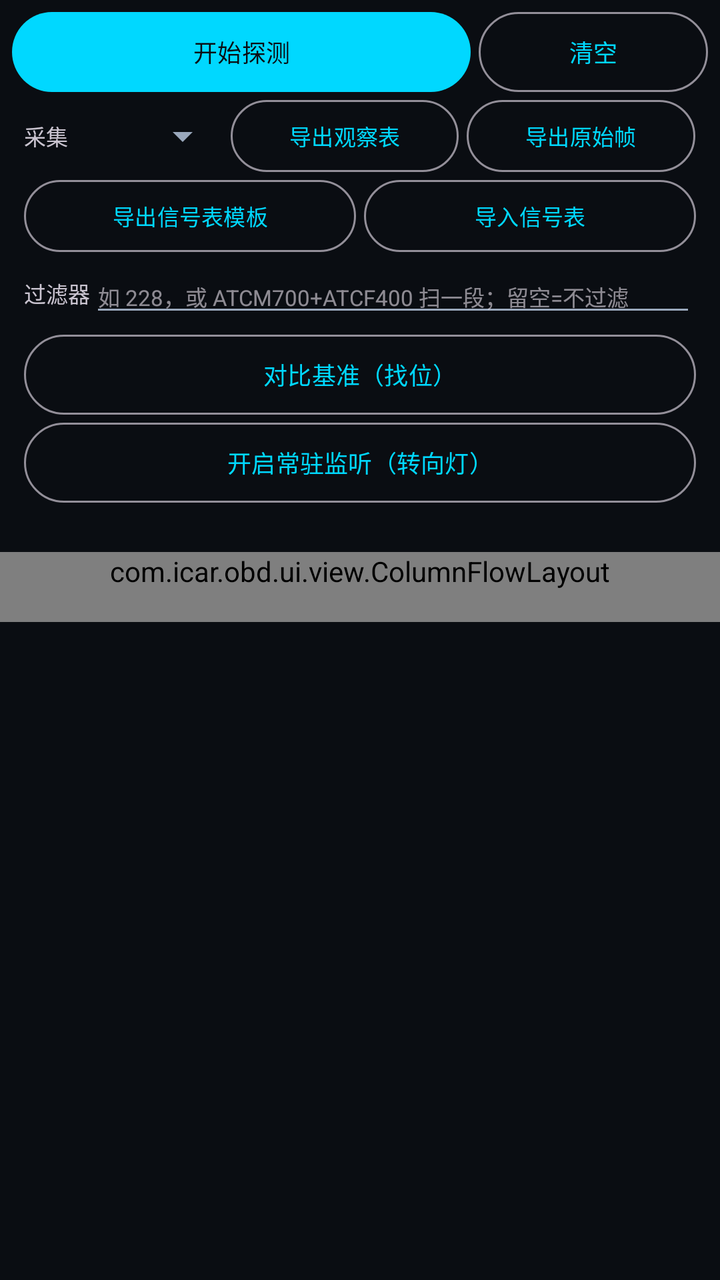
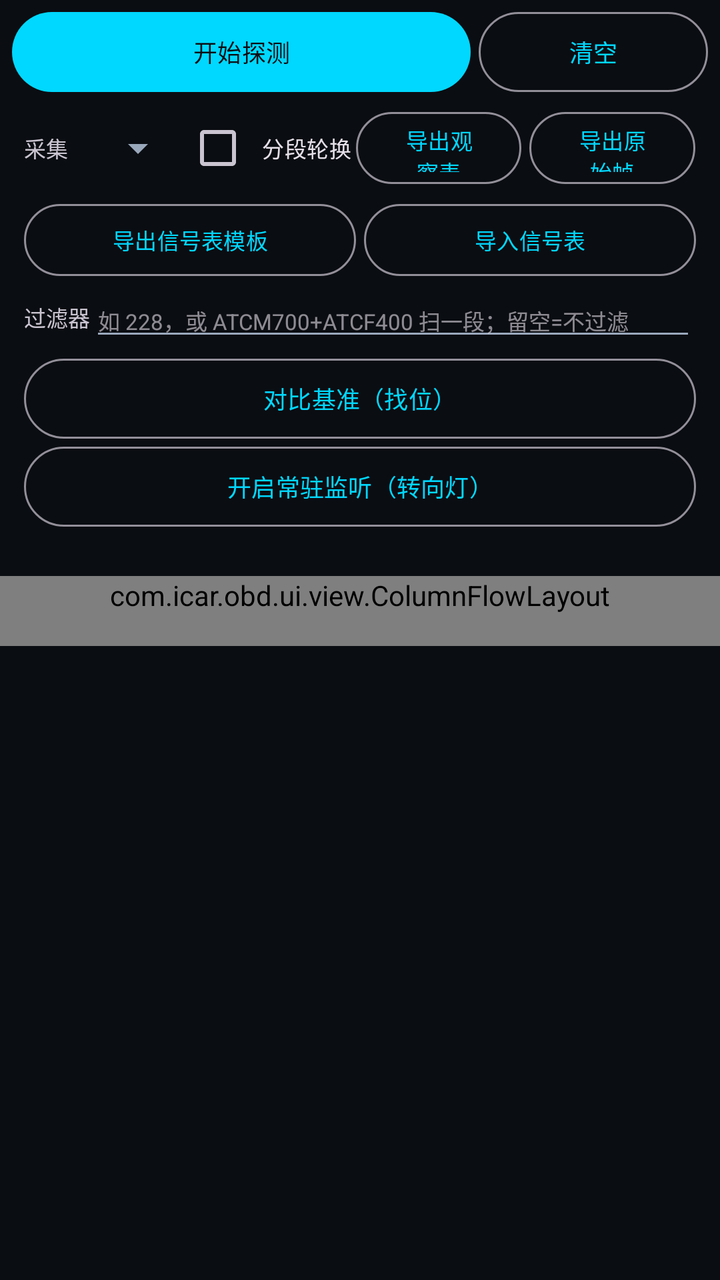

The first picture is an Android layout as it rendered before a commit; the second is the same layout after the commit. The layout source and the unified diff follow.
<!-- AndroidManifest.xml: application theme Theme.ICarOBD -->
<!-- res/layout/activity_can_sniffer.xml -->
<?xml version="1.0" encoding="utf-8"?>
<LinearLayout xmlns:android="http://schemas.android.com/apk/res/android"
    xmlns:app="http://schemas.android.com/apk/res-auto"
    android:layout_width="match_parent"
    android:layout_height="match_parent"
    android:background="@color/bg"
    android:orientation="vertical">

    <LinearLayout
        android:layout_width="match_parent"
        android:layout_height="wrap_content"
        android:orientation="horizontal"
        android:paddingStart="6dp"
        android:paddingTop="6dp"
        android:paddingEnd="6dp">

        <com.google.android.material.button.MaterialButton
            android:id="@+id/btnSniffToggle"
            android:layout_width="0dp"
            android:layout_height="40dp"
            android:layout_weight="2"
            android:insetTop="0dp"
            android:insetBottom="0dp"
            android:minWidth="0dp"
            android:text="开始探测"
            android:textSize="12sp" />

        <com.google.android.material.button.MaterialButton
            android:id="@+id/btnSniffClear"
            style="@style/Widget.Material3.Button.OutlinedButton"
            android:layout_width="0dp"
            android:layout_height="40dp"
            android:layout_marginStart="4dp"
            android:layout_weight="1"
            android:insetTop="0dp"
            android:insetBottom="0dp"
            android:minWidth="0dp"
            android:paddingStart="4dp"
            android:paddingEnd="4dp"
            android:text="清空"
            android:textSize="12sp" />
    </LinearLayout>

    <LinearLayout
        android:layout_width="match_parent"
        android:layout_height="wrap_content"
        android:gravity="center_vertical"
        android:orientation="horizontal"
        android:paddingStart="12dp"
        android:paddingTop="4dp"
        android:paddingEnd="12dp">

        <TextView
            android:layout_width="wrap_content"
            android:layout_height="wrap_content"
            android:text="采集"
            android:textSize="11sp" />

        <Spinner
            android:id="@+id/spSniffDuration"
            android:layout_width="0dp"
            android:layout_height="wrap_content"
            android:layout_weight="1"
            android:paddingStart="4dp" />

        <com.google.android.material.button.MaterialButton
            android:id="@+id/btnSniffExportAgg"
            style="@style/Widget.Material3.Button.OutlinedButton"
            android:layout_width="0dp"
            android:layout_height="36dp"
            android:layout_weight="1.4"
            android:insetTop="0dp"
            android:insetBottom="0dp"
            android:minWidth="0dp"
            android:paddingStart="2dp"
            android:paddingEnd="2dp"
            android:text="导出观察表"
            android:textSize="11sp" />

        <com.google.android.material.button.MaterialButton
            android:id="@+id/btnSniffExportRaw"
            style="@style/Widget.Material3.Button.OutlinedButton"
            android:layout_width="0dp"
            android:layout_height="36dp"
            android:layout_marginStart="4dp"
            android:layout_weight="1.4"
            android:insetTop="0dp"
            android:insetBottom="0dp"
            android:minWidth="0dp"
            android:paddingStart="2dp"
            android:paddingEnd="2dp"
            android:text="导出原始帧"
            android:textSize="11sp" />
    </LinearLayout>

    
    <LinearLayout
        android:layout_width="match_parent"
        android:layout_height="wrap_content"
        android:gravity="center_vertical"
        android:orientation="horizontal"
        android:paddingStart="12dp"
        android:paddingTop="4dp"
        android:paddingEnd="12dp">

        <com.google.android.material.button.MaterialButton
            android:id="@+id/btnSniffExportTemplate"
            style="@style/Widget.Material3.Button.OutlinedButton"
            android:layout_width="0dp"
            android:layout_height="36dp"
            android:layout_weight="1.4"
            android:insetTop="0dp"
            android:insetBottom="0dp"
            android:minWidth="0dp"
            android:paddingStart="2dp"
            android:paddingEnd="2dp"
            android:text="导出信号表模板"
            android:textSize="11sp" />

        <com.google.android.material.button.MaterialButton
            android:id="@+id/btnSniffImportSignal"
            style="@style/Widget.Material3.Button.OutlinedButton"
            android:layout_width="0dp"
            android:layout_height="36dp"
            android:layout_marginStart="4dp"
            android:layout_weight="1.4"
            android:insetTop="0dp"
            android:insetBottom="0dp"
            android:minWidth="0dp"
            android:paddingStart="2dp"
            android:paddingEnd="2dp"
            android:text="导入信号表"
            android:textSize="11sp" />
    </LinearLayout>
    <LinearLayout
        android:layout_width="match_parent"
        android:layout_height="wrap_content"
        android:gravity="center_vertical"
        android:orientation="horizontal"
        android:paddingStart="12dp"
        android:paddingTop="4dp"
        android:paddingEnd="12dp">

        <TextView
            android:layout_width="wrap_content"
            android:layout_height="wrap_content"
            android:text="过滤器"
            android:textSize="11sp" />

        <EditText
            android:id="@+id/etSniffFilter"
            android:layout_width="0dp"
            android:layout_height="wrap_content"
            android:layout_weight="1"
            android:hint="如 228，或 ATCM700+ATCF400 扫一段；留空=不过滤"
            android:importantForAutofill="no"
            android:inputType="textCapCharacters|textNoSuggestions"
            android:maxLength="40"
            android:paddingStart="4dp"
            android:textSize="11sp" />
    </LinearLayout>

    
    <HorizontalScrollView
        android:layout_width="match_parent"
        android:layout_height="wrap_content"
        android:paddingStart="12dp"
        android:paddingEnd="12dp"
        android:scrollbars="none">

        <com.google.android.material.chip.ChipGroup
            android:id="@+id/cgFilterPresets"
            android:layout_width="wrap_content"
            android:layout_height="wrap_content"
            app:singleLine="true"
            app:singleSelection="false" />
    </HorizontalScrollView>
    <com.google.android.material.button.MaterialButton
        android:id="@+id/btnSniffDiff"
        style="@style/Widget.Material3.Button.OutlinedButton"
        android:layout_width="match_parent"
        android:layout_height="40dp"
        android:layout_marginStart="12dp"
        android:layout_marginTop="4dp"
        android:layout_marginEnd="12dp"
        android:insetTop="0dp"
        android:insetBottom="0dp"
        android:text="对比基准（找位）"
        android:textSize="12sp" />

    <com.google.android.material.button.MaterialButton
        android:id="@+id/btnMonitorToggle"
        style="@style/Widget.Material3.Button.OutlinedButton"
        android:layout_width="match_parent"
        android:layout_height="40dp"
        android:layout_marginStart="12dp"
        android:layout_marginTop="4dp"
        android:layout_marginEnd="12dp"
        android:insetTop="0dp"
        android:insetBottom="0dp"
        android:text="开启常驻监听（转向灯）"
        android:textSize="12sp" />

    <TextView
        android:id="@+id/tvSniffStatus"
        android:layout_width="match_parent"
        android:layout_height="wrap_content"
        android:paddingStart="12dp"
        android:paddingTop="6dp"
        android:paddingEnd="12dp"
        android:paddingBottom="4dp"
        android:textColor="@color/text_dim"
        android:textSize="11sp" />

    <ScrollView
        android:layout_width="match_parent"
        android:layout_height="0dp"
        android:layout_weight="1">

        <LinearLayout
            android:layout_width="match_parent"
            android:layout_height="wrap_content"
            android:orientation="vertical">

            <com.icar.obd.ui.view.ColumnFlowLayout
                android:id="@+id/sniffResults"
                android:layout_width="match_parent"
                android:layout_height="wrap_content"
                android:paddingStart="12dp"
                android:paddingEnd="12dp"
                android:paddingBottom="16dp" />

            <LinearLayout
                android:id="@+id/sniffDiffs"
                android:layout_width="match_parent"
                android:layout_height="wrap_content"
                android:orientation="vertical"
                android:paddingStart="12dp"
                android:paddingEnd="12dp"
                android:paddingBottom="16dp" />
        </LinearLayout>
    </ScrollView>
</LinearLayout>
<!-- resources referenced by this layout -->
<resources>
  <color name="bg">#FF0A0D12</color>
  <color name="text_dim">#FF5F6E85</color>
  <style name="Theme.ICarOBD" parent="Theme.Material3.Dark.NoActionBar">
          <item name="colorPrimary">@color/accent</item>
          <item name="colorOnPrimary">@color/bg</item>
          <item name="colorSecondary">@color/accent2</item>
          <item name="android:colorBackground">@color/bg</item>
          <item name="android:statusBarColor">@color/bg</item>
          <item name="android:navigationBarColor">@color/bg_surface</item>
          <item name="android:windowBackground">@color/bg</item>
          <item name="android:textColorPrimary">@color/text_primary</item>
          <item name="android:textColorSecondary">@color/text_secondary</item>
      </style>
  <color name="accent">#FF00D8FF</color>
  <color name="accent2">#FF7C5CFF</color>
  <color name="bg_surface">#FF141A23</color>
  <color name="text_primary">#FFE8EEF7</color>
  <color name="text_secondary">#FF9AA8BC</color>
</resources>

<!-- the commit's change to res/layout/activity_can_sniffer.xml (unified diff, before → after) -->
@@ -62,6 +62,16 @@
             android:layout_height="wrap_content"
             android:layout_weight="1"
             android:paddingStart="4dp" />
+
+        
+        <CheckBox
+            android:id="@+id/cbSniffRotate"
+            android:layout_width="wrap_content"
+            android:layout_height="wrap_content"
+            android:paddingStart="6dp"
+            android:paddingEnd="2dp"
+            android:text="分段轮换"
+            android:textSize="11sp" />
 
         <com.google.android.material.button.MaterialButton
             android:id="@+id/btnSniffExportAgg"
@@ -211,6 +221,18 @@
         android:paddingBottom="4dp"
         android:textColor="@color/text_dim"
         android:textSize="11sp" />
+
+    
+    <TextView
+        android:id="@+id/tvSniffRotate"
+        android:layout_width="match_parent"
+        android:layout_height="wrap_content"
+        android:paddingStart="12dp"
+        android:paddingEnd="12dp"
+        android:paddingBottom="4dp"
+        android:textColor="@color/text_primary"
+        android:textSize="12sp"
+        android:visibility="gone" />
 
     <ScrollView
         android:layout_width="match_parent"
<!-- resource entries referenced after the edit -->
@@ -2,6 +2,7 @@
 <resources>
   <color name="bg">#FF0A0D12</color>
   <color name="text_dim">#FF5F6E85</color>
+  <color name="text_primary">#FFE8EEF7</color>
   <style name="Theme.ICarOBD" parent="Theme.Material3.Dark.NoActionBar">
           <item name="colorPrimary">@color/accent</item>
           <item name="colorOnPrimary">@color/bg</item>
@@ -16,7 +17,6 @@
   <color name="accent">#FF00D8FF</color>
   <color name="accent2">#FF7C5CFF</color>
   <color name="bg_surface">#FF141A23</color>
-  <color name="text_primary">#FFE8EEF7</color>
   <color name="text_secondary">#FF9AA8BC</color>
 </resources>
 
